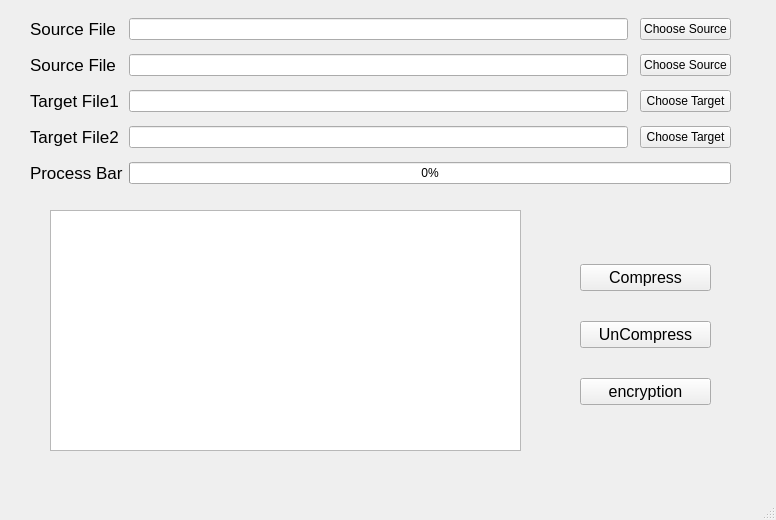
Qt form HuffmanCode/mainwindow.ui (zhiiw/Learning) before a commit.
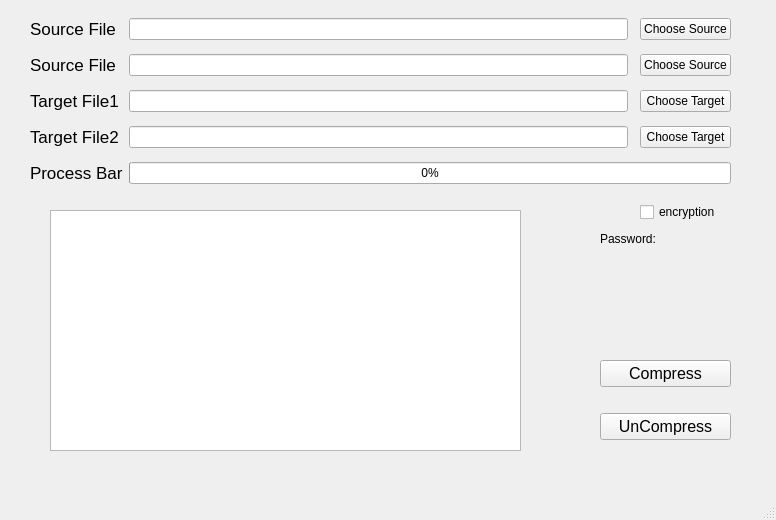
The same form after that commit. Custom widgets are drawn as their Qt base class.

Patch:
```diff
--- a/HuffmanCode/mainwindow.ui
+++ b/HuffmanCode/mainwindow.ui
@@ -24,7 +24,7 @@
      </rect>
     </property>
    </widget>
-   <widget class="QWidget" name="">
+   <widget class="QWidget" name="layoutWidget">
     <property name="geometry">
      <rect>
       <x>30</x>
@@ -143,13 +143,13 @@
      </item>
     </layout>
    </widget>
-   <widget class="QWidget" name="">
+   <widget class="QWidget" name="layoutWidget">
     <property name="geometry">
      <rect>
-      <x>580</x>
-      <y>240</y>
+      <x>600</x>
+      <y>340</y>
       <width>131</width>
-      <height>191</height>
+      <height>121</height>
      </rect>
     </property>
     <layout class="QVBoxLayout" name="verticalLayout">
@@ -177,20 +177,44 @@
        </property>
       </widget>
      </item>
-     <item>
-      <widget class="QPushButton" name="pushButton_5">
-       <property name="font">
-        <font>
-         <pointsize>12</pointsize>
-        </font>
-       </property>
-       <property name="text">
-        <string>encryption</string>
-       </property>
-      </widget>
-     </item>
     </layout>
    </widget>
+   <widget class="QCheckBox" name="checkBox">
+    <property name="geometry">
+     <rect>
+      <x>640</x>
+      <y>200</y>
+      <width>101</width>
+      <height>24</height>
+     </rect>
+    </property>
+    <property name="text">
+     <string>encryption</string>
+    </property>
+   </widget>
+   <widget class="KPasswordLineEdit" name="kpasswordlineedit">
+    <property name="geometry">
+     <rect>
+      <x>600</x>
+      <y>250</y>
+      <width>125</width>
+      <height>26</height>
+     </rect>
+    </property>
+   </widget>
+   <widget class="QLabel" name="label_6">
+    <property name="geometry">
+     <rect>
+      <x>600</x>
+      <y>230</y>
+      <width>71</width>
+      <height>18</height>
+     </rect>
+    </property>
+    <property name="text">
+     <string>Password:</string>
+    </property>
+   </widget>
   </widget>
   <widget class="QMenuBar" name="menubar">
    <property name="geometry">
@@ -204,6 +228,13 @@
   </widget>
   <widget class="QStatusBar" name="statusbar"/>
  </widget>
+ <customwidgets>
+  <customwidget>
+   <class>KPasswordLineEdit</class>
+   <extends>QWidget</extends>
+   <header>kpasswordlineedit.h</header>
+  </customwidget>
+ </customwidgets>
  <resources/>
  <connections/>
 </ui>
```
